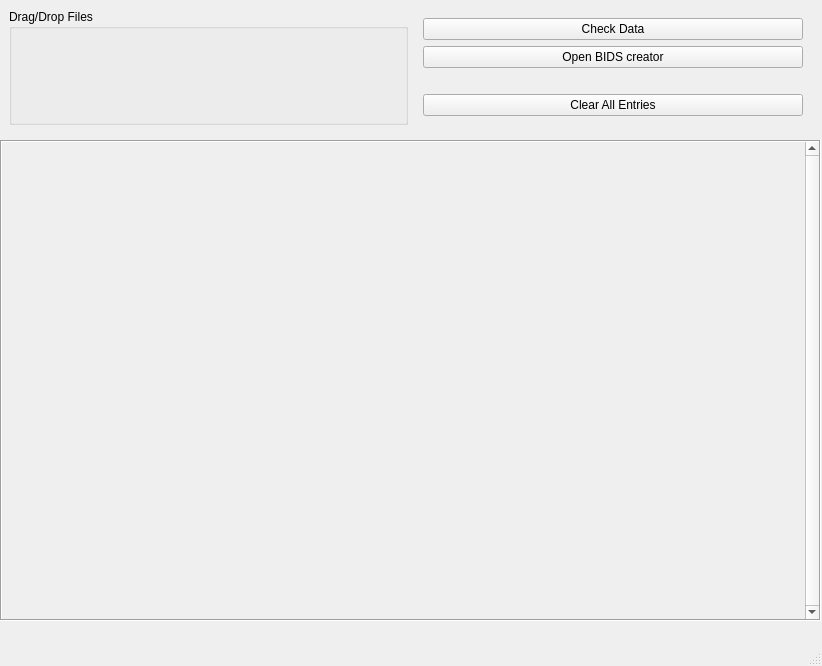
Above: nih2mne/GUI/templates/file_staging_meg.ui from nih-megcore/nih_to_mne before the change. Below: the same form after it.
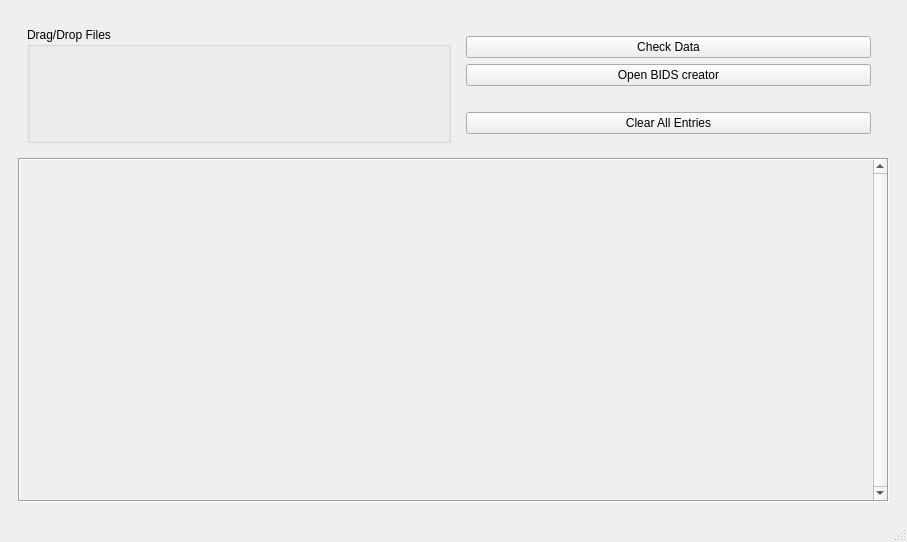
That is the form after the change.

What changed in the file:
```diff
--- a/nih2mne/GUI/templates/file_staging_meg.ui
+++ b/nih2mne/GUI/templates/file_staging_meg.ui
@@ -6,8 +6,8 @@
    <rect>
     <x>0</x>
     <y>0</y>
-    <width>822</width>
-    <height>666</height>
+    <width>907</width>
+    <height>542</height>
    </rect>
   </property>
   <property name="sizePolicy">
@@ -20,15 +20,9 @@
    <string>MainWindow</string>
   </property>
   <widget class="QWidget" name="centralwidget">
+   <layout class="QVBoxLayout" name="verticalLayout_3">
+    <item>
    <widget class="QWidget" name="widget_2" native="true">
-    <property name="geometry">
-     <rect>
-      <x>0</x>
-      <y>0</y>
-      <width>821</width>
-      <height>621</height>
-     </rect>
-    </property>
     <property name="sizePolicy">
      <sizepolicy hsizetype="Expanding" vsizetype="Expanding">
       <horstretch>0</horstretch>
@@ -126,7 +120,7 @@
       <widget class="QScrollArea" name="scrollArea">
        <property name="sizePolicy">
         <sizepolicy hsizetype="Expanding" vsizetype="Expanding">
-         <horstretch>0</horstretch>
+           <horstretch>100</horstretch>
          <verstretch>0</verstretch>
         </sizepolicy>
        </property>
@@ -144,8 +138,8 @@
          <rect>
           <x>0</x>
           <y>0</y>
-          <width>785</width>
-          <height>444</height>
+            <width>853</width>
+            <height>303</height>
          </rect>
         </property>
        </widget>
@@ -153,6 +147,8 @@
      </item>
     </layout>
    </widget>
+    </item>
+   </layout>
   </widget>
   <widget class="QMenuBar" name="menubar">
    <property name="geometry">
```
Left out of the diff: 5 changed lines with no effect on the pictures. Lines whose indentation alone changed are shown as unchanged.
